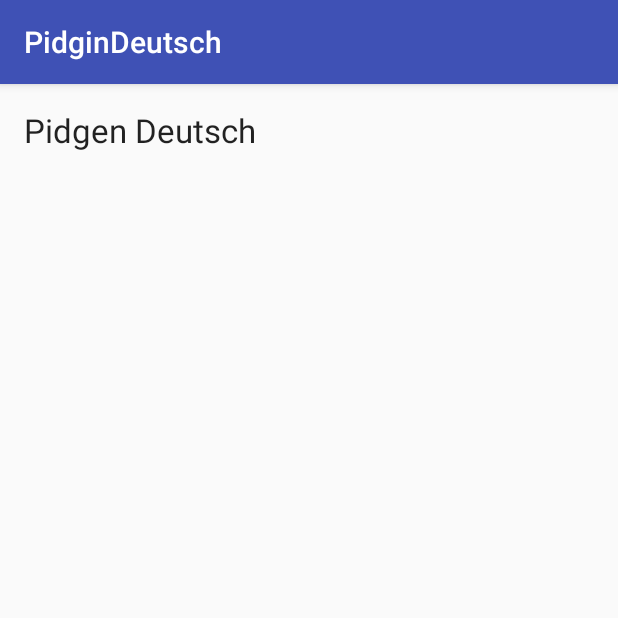
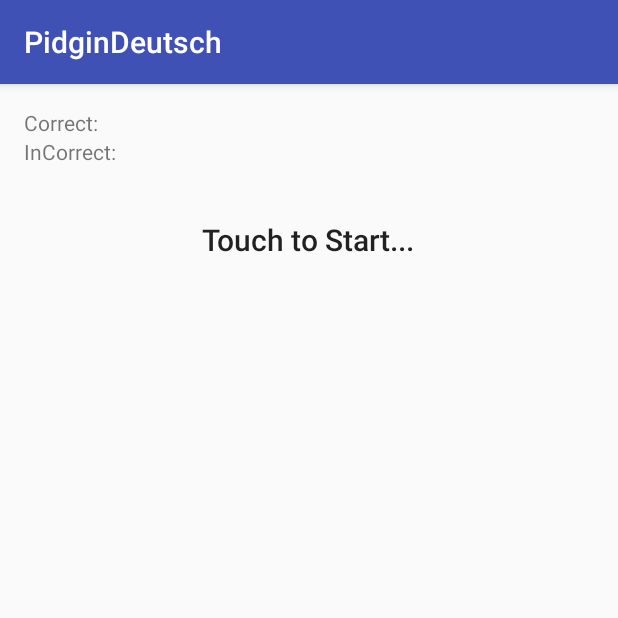
Before and after one commit to brennash/PidginDeutsch, an Android app: the screen it shows after launch (MainActivity), on a phone screen of 412 x 824 dp, the top half of it. Run offline under Robolectric (Android 15) with nearby library versions, the light colour scheme and no system bars.

Commit message:
Buggy version

```diff
--- a/app/build.gradle
+++ b/app/build.gradle
@@ -20,10 +20,11 @@ android {
 }
 
 dependencies {
-    compile fileTree(dir: 'libs', include: ['*.jar'])
+    compile fileTree(include: ['*.jar'], dir: 'libs')
     androidTestCompile('com.android.support.test.espresso:espresso-core:2.2.2', {
         exclude group: 'com.android.support', module: 'support-annotations'
     })
     compile 'com.android.support:appcompat-v7:23.4.0'
     testCompile 'junit:junit:4.12'
+    compile 'com.google.code.gson:gson:2.7'
 }
--- a/app/src/main/res/layout/activity_main.xml
+++ b/app/src/main/res/layout/activity_main.xml
@@ -11,8 +11,30 @@
     tools:context="deutsch.app.pidgin.pidgindeutsch.MainActivity">
 
     <TextView
+        android:text="Correct: "
         android:layout_width="wrap_content"
         android:layout_height="wrap_content"
-        android:text="Pidgen Deutsch"
-        android:textAppearance="@android:style/TextAppearance.DeviceDefault.Large" />
+        android:id="@+id/correct_field"
+        android:layout_alignParentTop="true"
+        android:layout_alignParentLeft="true"
+        android:layout_alignParentStart="true" />
+
+    <TextView
+        android:text="InCorrect:"
+        android:layout_width="wrap_content"
+        android:layout_height="wrap_content"
+        android:id="@+id/incorrect_field"
+        android:layout_below="@+id/correct_field"
+        android:layout_alignParentLeft="true"
+        android:layout_alignParentStart="true" />
+
+    <TextView
+        android:text="Touch to Start..."
+        android:layout_width="wrap_content"
+        android:layout_height="wrap_content"
+        android:layout_marginTop="35dp"
+        android:id="@+id/word_field"
+        android:textAppearance="@android:style/TextAppearance.Material.Title"
+        android:layout_below="@+id/incorrect_field"
+        android:layout_centerHorizontal="true" />
 </RelativeLayout>
```
Also changed, not shown: app/src/main/java/deutsch/app/pidgin/pidgindeutsch/MainActivity.java (+110 -11 lines), app/src/main/java/deutsch/app/pidgin/pidgindeutsch/Word.java (+14 -0 lines), app/src/main/java/deutsch/app/pidgin/pidgindeutsch/WordStore.java (+21 -8 lines), app/src/main/assets/de.json, 3 other files.
